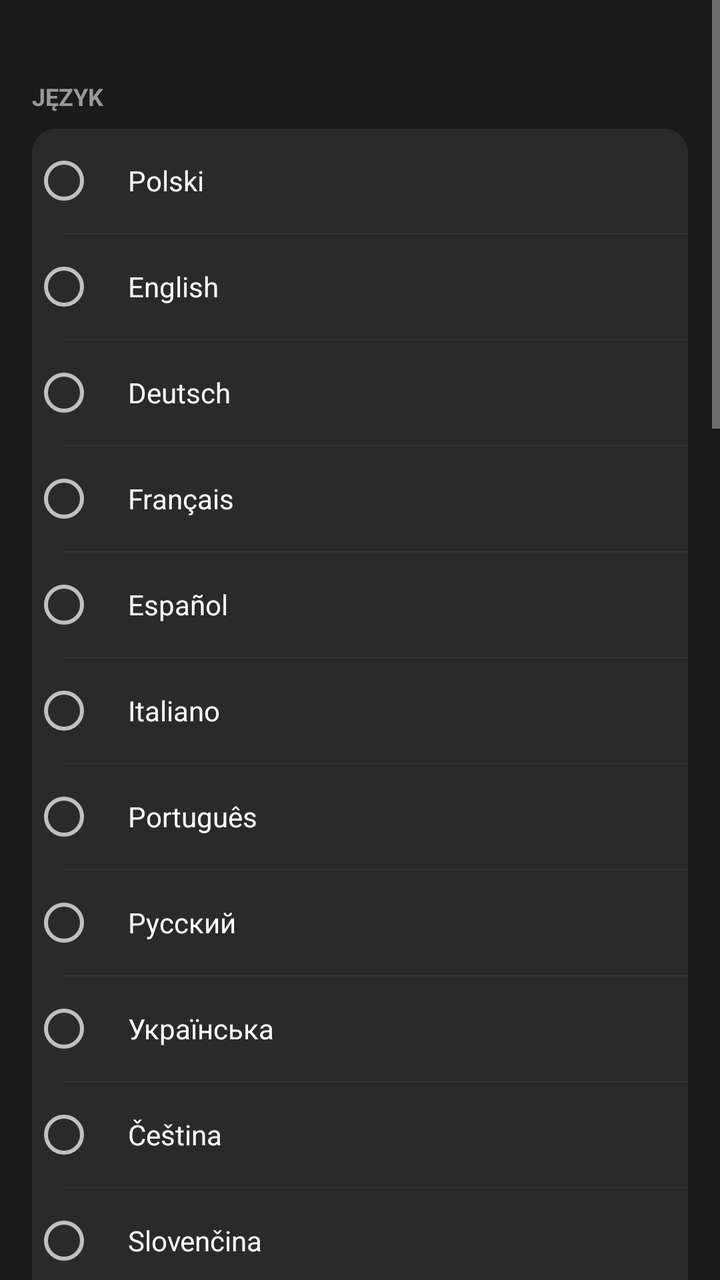
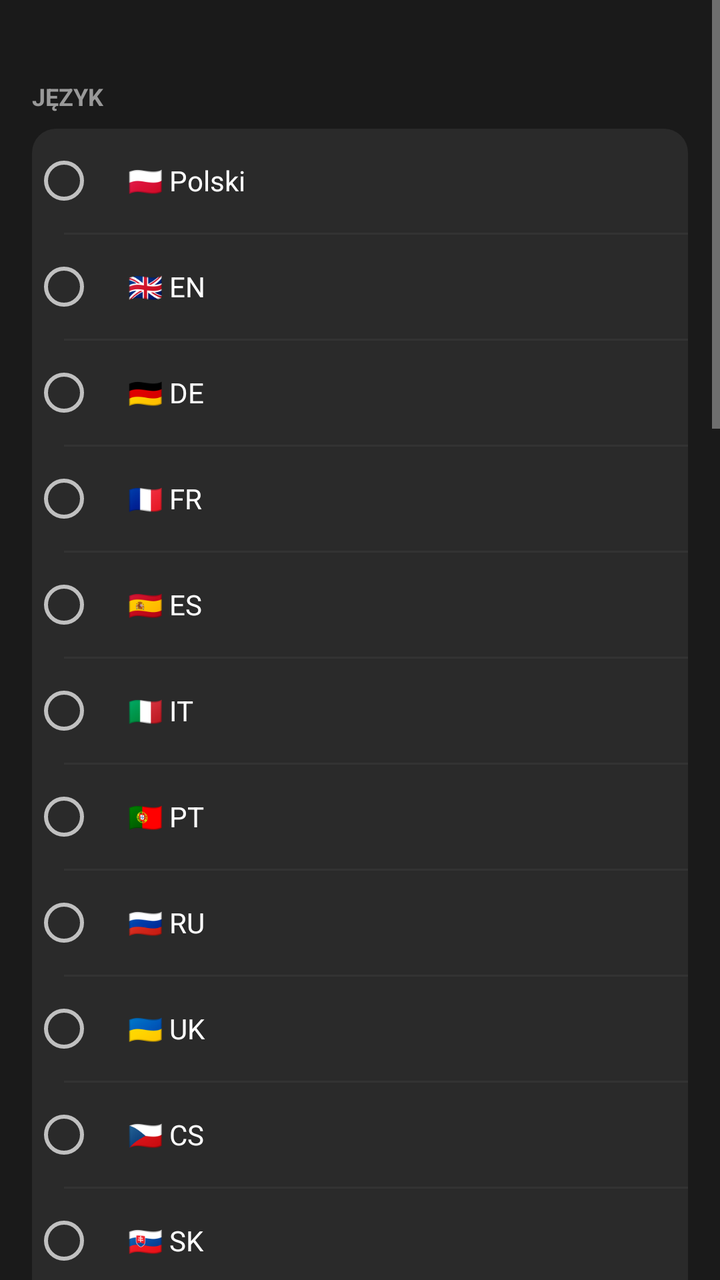

An Android layout rendered at two revisions. The XML below is the earlier revision; the diff shows what the commit changed to produce the second picture.
<!-- AndroidManifest.xml: application theme Theme.MarkaLista -->
<!-- res/layout/activity_settings.xml -->
<?xml version="1.0" encoding="utf-8"?>
<ScrollView xmlns:android="http://schemas.android.com/apk/res/android"
    android:layout_width="match_parent"
    android:layout_height="match_parent"
    android:background="#1a1a1a">

    <LinearLayout
        android:layout_width="match_parent"
        android:layout_height="wrap_content"
        android:orientation="vertical"
        android:paddingTop="16dp"
        android:paddingBottom="32dp">

        
        <TextView
            android:layout_width="match_parent"
            android:layout_height="wrap_content"
            android:text="JĘZYK"
            android:textColor="#999999"
            android:textSize="12sp"
            android:textStyle="bold"
            android:paddingLeft="16dp"
            android:paddingRight="16dp"
            android:paddingTop="24dp"
            android:paddingBottom="8dp" />

        <LinearLayout
            android:layout_width="match_parent"
            android:layout_height="wrap_content"
            android:layout_marginLeft="16dp"
            android:layout_marginRight="16dp"
            android:orientation="vertical"
            android:background="@drawable/card_background">

            <RadioGroup
                android:id="@+id/languageGroup"
                android:layout_width="match_parent"
                android:layout_height="wrap_content"
                android:orientation="vertical">

                <RadioButton
                    android:id="@+id/langPolish"
                    android:layout_width="match_parent"
                    android:layout_height="52dp"
                    android:text="Polski"
                    android:textColor="#FFFFFF"
                    android:gravity="center_vertical"
                    android:paddingLeft="16dp"
                    android:paddingRight="16dp" />

                <View
                    android:layout_width="match_parent"
                    android:layout_height="1dp"
                    android:layout_marginLeft="16dp"
                    android:background="#333333" />

                <RadioButton
                    android:id="@+id/langEnglish"
                    android:layout_width="match_parent"
                    android:layout_height="52dp"
                    android:text="English"
                    android:textColor="#FFFFFF"
                    android:gravity="center_vertical"
                    android:paddingLeft="16dp"
                    android:paddingRight="16dp" />

                <View
                    android:layout_width="match_parent"
                    android:layout_height="1dp"
                    android:layout_marginLeft="16dp"
                    android:background="#333333" />

                <RadioButton
                    android:id="@+id/langGerman"
                    android:layout_width="match_parent"
                    android:layout_height="52dp"
                    android:text="Deutsch"
                    android:textColor="#FFFFFF"
                    android:gravity="center_vertical"
                    android:paddingLeft="16dp"
                    android:paddingRight="16dp" />

                <View
                    android:layout_width="match_parent"
                    android:layout_height="1dp"
                    android:layout_marginLeft="16dp"
                    android:background="#333333" />

                <RadioButton
                    android:id="@+id/langFrench"
                    android:layout_width="match_parent"
                    android:layout_height="52dp"
                    android:text="Français"
                    android:textColor="#FFFFFF"
                    android:gravity="center_vertical"
                    android:paddingLeft="16dp"
                    android:paddingRight="16dp" />

                <View
                    android:layout_width="match_parent"
                    android:layout_height="1dp"
                    android:layout_marginLeft="16dp"
                    android:background="#333333" />

                <RadioButton
                    android:id="@+id/langSpanish"
                    android:layout_width="match_parent"
                    android:layout_height="52dp"
                    android:text="Español"
                    android:textColor="#FFFFFF"
                    android:gravity="center_vertical"
                    android:paddingLeft="16dp"
                    android:paddingRight="16dp" />

                <View
                    android:layout_width="match_parent"
                    android:layout_height="1dp"
                    android:layout_marginLeft="16dp"
                    android:background="#333333" />

                <RadioButton
                    android:id="@+id/langItalian"
                    android:layout_width="match_parent"
                    android:layout_height="52dp"
                    android:text="Italiano"
                    android:textColor="#FFFFFF"
                    android:gravity="center_vertical"
                    android:paddingLeft="16dp"
                    android:paddingRight="16dp" />

                <View
                    android:layout_width="match_parent"
                    android:layout_height="1dp"
                    android:layout_marginLeft="16dp"
                    android:background="#333333" />

                <RadioButton
                    android:id="@+id/langPortuguese"
                    android:layout_width="match_parent"
                    android:layout_height="52dp"
                    android:text="Português"
                    android:textColor="#FFFFFF"
                    android:gravity="center_vertical"
                    android:paddingLeft="16dp"
                    android:paddingRight="16dp" />

                <View
                    android:layout_width="match_parent"
                    android:layout_height="1dp"
                    android:layout_marginLeft="16dp"
                    android:background="#333333" />

                <RadioButton
                    android:id="@+id/langRussian"
                    android:layout_width="match_parent"
                    android:layout_height="52dp"
                    android:text="Русский"
                    android:textColor="#FFFFFF"
                    android:gravity="center_vertical"
                    android:paddingLeft="16dp"
                    android:paddingRight="16dp" />

                <View
                    android:layout_width="match_parent"
                    android:layout_height="1dp"
                    android:layout_marginLeft="16dp"
                    android:background="#333333" />

                <RadioButton
                    android:id="@+id/langUkrainian"
                    android:layout_width="match_parent"
                    android:layout_height="52dp"
                    android:text="Українська"
                    android:textColor="#FFFFFF"
                    android:gravity="center_vertical"
                    android:paddingLeft="16dp"
                    android:paddingRight="16dp" />

                <View
                    android:layout_width="match_parent"
                    android:layout_height="1dp"
                    android:layout_marginLeft="16dp"
                    android:background="#333333" />

                <RadioButton
                    android:id="@+id/langCzech"
                    android:layout_width="match_parent"
                    android:layout_height="52dp"
                    android:text="Čeština"
                    android:textColor="#FFFFFF"
                    android:gravity="center_vertical"
                    android:paddingLeft="16dp"
                    android:paddingRight="16dp" />

                <View
                    android:layout_width="match_parent"
                    android:layout_height="1dp"
                    android:layout_marginLeft="16dp"
                    android:background="#333333" />

                <RadioButton
                    android:id="@+id/langSlovak"
                    android:layout_width="match_parent"
                    android:layout_height="52dp"
                    android:text="Slovenčina"
                    android:textColor="#FFFFFF"
                    android:gravity="center_vertical"
                    android:paddingLeft="16dp"
                    android:paddingRight="16dp" />

                <View
                    android:layout_width="match_parent"
                    android:layout_height="1dp"
                    android:layout_marginLeft="16dp"
                    android:background="#333333" />

                <RadioButton
                    android:id="@+id/langHungarian"
                    android:layout_width="match_parent"
                    android:layout_height="52dp"
                    android:text="Magyar"
                    android:textColor="#FFFFFF"
                    android:gravity="center_vertical"
                    android:paddingLeft="16dp"
                    android:paddingRight="16dp" />

                <View
                    android:layout_width="match_parent"
                    android:layout_height="1dp"
                    android:layout_marginLeft="16dp"
                    android:background="#333333" />

                <RadioButton
                    android:id="@+id/langRomanian"
                    android:layout_width="match_parent"
                    android:layout_height="52dp"
                    android:text="Română"
                    android:textColor="#FFFFFF"
                    android:gravity="center_vertical"
                    android:paddingLeft="16dp"
                    android:paddingRight="16dp" />

                <View
                    android:layout_width="match_parent"
                    android:layout_height="1dp"
                    android:layout_marginLeft="16dp"
                    android:background="#333333" />

                <RadioButton
                    android:id="@+id/langTurkish"
                    android:layout_width="match_parent"
                    android:layout_height="52dp"
                    android:text="Türkçe"
                    android:textColor="#FFFFFF"
                    android:gravity="center_vertical"
                    android:paddingLeft="16dp"
                    android:paddingRight="16dp" />

                <View
                    android:layout_width="match_parent"
                    android:layout_height="1dp"
                    android:layout_marginLeft="16dp"
                    android:background="#333333" />

                <RadioButton
                    android:id="@+id/langGreek"
                    android:layout_width="match_parent"
                    android:layout_height="52dp"
                    android:text="Ελληνικά"
                    android:textColor="#FFFFFF"
                    android:gravity="center_vertical"
                    android:paddingLeft="16dp"
                    android:paddingRight="16dp" />

                <View
                    android:layout_width="match_parent"
                    android:layout_height="1dp"
                    android:layout_marginLeft="16dp"
                    android:background="#333333" />

                <RadioButton
                    android:id="@+id/langJapanese"
                    android:layout_width="match_parent"
                    android:layout_height="52dp"
                    android:text="日本語"
                    android:textColor="#FFFFFF"
                    android:gravity="center_vertical"
                    android:paddingLeft="16dp"
                    android:paddingRight="16dp" />
            </RadioGroup>
        </LinearLayout>

        
        <TextView
            android:layout_width="match_parent"
            android:layout_height="wrap_content"
            android:text="MOTYW"
            android:textColor="#999999"
            android:textSize="12sp"
            android:textStyle="bold"
            android:paddingLeft="16dp"
            android:paddingRight="16dp"
            android:paddingTop="24dp"
            android:paddingBottom="8dp" />

        <LinearLayout
            android:layout_width="match_parent"
            android:layout_height="wrap_content"
            android:layout_marginLeft="16dp"
            android:layout_marginRight="16dp"
            android:orientation="vertical"
            android:background="@drawable/card_background">

            <RadioGroup
                android:id="@+id/themeGroup"
                android:layout_width="match_parent"
                android:layout_height="wrap_content"
                android:orientation="vertical">

                <RadioButton
                    android:id="@+id/themeLight"
                    android:layout_width="match_parent"
                    android:layout_height="52dp"
                    android:text="Jasny"
                    android:textColor="#FFFFFF"
                    android:gravity="center_vertical"
                    android:paddingLeft="16dp"
                    android:paddingRight="16dp" />

                <View
                    android:layout_width="match_parent"
                    android:layout_height="1dp"
                    android:layout_marginLeft="16dp"
                    android:background="#333333" />

                <RadioButton
                    android:id="@+id/themeDark"
                    android:layout_width="match_parent"
                    android:layout_height="52dp"
                    android:text="Ciemny"
                    android:textColor="#FFFFFF"
                    android:gravity="center_vertical"
                    android:paddingLeft="16dp"
                    android:paddingRight="16dp" />

                <View
                    android:layout_width="match_parent"
                    android:layout_height="1dp"
                    android:layout_marginLeft="16dp"
                    android:background="#333333" />

                <RadioButton
                    android:id="@+id/themeSystem"
                    android:layout_width="match_parent"
                    android:layout_height="52dp"
                    android:text="Systemowy"
                    android:textColor="#FFFFFF"
                    android:gravity="center_vertical"
                    android:paddingLeft="16dp"
                    android:paddingRight="16dp" />
            </RadioGroup>
        </LinearLayout>

        <TextView
            android:layout_width="match_parent"
            android:layout_height="wrap_content"
            android:text="Domyślnie ustawiony motyw systemowy"
            android:textColor="#999999"
            android:textSize="13sp"
            android:paddingLeft="16dp"
            android:paddingRight="16dp"
            android:paddingTop="8dp"
            android:layout_marginBottom="4dp" />

        
        <TextView
            android:layout_width="match_parent"
            android:layout_height="wrap_content"
            android:text="ROZMIAR TEKSTU"
            android:textColor="#999999"
            android:textSize="12sp"
            android:textStyle="bold"
            android:paddingLeft="16dp"
            android:paddingRight="16dp"
            android:paddingTop="24dp"
            android:paddingBottom="8dp" />

        <LinearLayout
            android:layout_width="match_parent"
            android:layout_height="wrap_content"
            android:layout_marginLeft="16dp"
            android:layout_marginRight="16dp"
            android:orientation="vertical"
            android:background="@drawable/card_background">

            <RadioGroup
                android:id="@+id/textSizeGroup"
                android:layout_width="match_parent"
                android:layout_height="wrap_content"
                android:orientation="vertical">

                <RadioButton
                    android:id="@+id/textSmall"
                    android:layout_width="match_parent"
                    android:layout_height="52dp"
                    android:text="Mały"
                    android:textColor="#FFFFFF"
                    android:gravity="center_vertical"
                    android:paddingLeft="16dp"
                    android:paddingRight="16dp" />

                <View
                    android:layout_width="match_parent"
                    android:layout_height="1dp"
                    android:layout_marginLeft="16dp"
                    android:background="#333333" />

                <RadioButton
                    android:id="@+id/textNormal"
                    android:layout_width="match_parent"
                    android:layout_height="52dp"
                    android:text="Normalny"
                    android:textColor="#FFFFFF"
                    android:gravity="center_vertical"
                    android:paddingLeft="16dp"
                    android:paddingRight="16dp" />

                <View
                    android:layout_width="match_parent"
                    android:layout_height="1dp"
                    android:layout_marginLeft="16dp"
                    android:background="#333333" />

                <RadioButton
                    android:id="@+id/textLarge"
                    android:layout_width="match_parent"
                    android:layout_height="52dp"
                    android:text="Duży"
                    android:textColor="#FFFFFF"
                    android:gravity="center_vertical"
                    android:paddingLeft="16dp"
                    android:paddingRight="16dp" />
            </RadioGroup>
        </LinearLayout>

        
        <TextView
            android:layout_width="match_parent"
            android:layout_height="wrap_content"
            android:text="TŁO"
            android:textColor="#999999"
            android:textSize="12sp"
            android:textStyle="bold"
            android:paddingLeft="16dp"
            android:paddingRight="16dp"
            android:paddingTop="24dp"
            android:paddingBottom="8dp" />

        <LinearLayout
            android:layout_width="match_parent"
            android:layout_height="wrap_content"
            android:layout_marginLeft="16dp"
            android:layout_marginRight="16dp"
            android:orientation="vertical"
            android:background="@drawable/card_background"
            android:padding="16dp">

            <LinearLayout
                android:layout_width="match_parent"
                android:layout_height="52dp"
                android:orientation="horizontal"
                android:gravity="center_vertical">

                <TextView
                    android:layout_width="0dp"
                    android:layout_height="wrap_content"
                    android:layout_weight="1"
                    android:text="Tapeta"
                    android:textColor="#FFFFFF"
                    android:textSize="16sp" />

                <Switch
                    android:id="@+id/wallpaperSwitch"
                    android:layout_width="wrap_content"
                    android:layout_height="wrap_content" />
            </LinearLayout>
        </LinearLayout>

        
        <TextView
            android:layout_width="match_parent"
            android:layout_height="wrap_content"
            android:text="LISTA"
            android:textColor="#999999"
            android:textSize="12sp"
            android:textStyle="bold"
            android:paddingLeft="16dp"
            android:paddingRight="16dp"
            android:paddingTop="24dp"
            android:paddingBottom="8dp" />

        <LinearLayout
            android:layout_width="match_parent"
            android:layout_height="wrap_content"
            android:layout_marginLeft="16dp"
            android:layout_marginRight="16dp"
            android:orientation="vertical"
            android:background="@drawable/card_background">

            <LinearLayout
                android:layout_width="match_parent"
                android:layout_height="52dp"
                android:orientation="horizontal"
                android:gravity="center_vertical"
                android:paddingLeft="16dp"
                android:paddingRight="16dp">

                <TextView
                    android:layout_width="0dp"
                    android:layout_height="wrap_content"
                    android:layout_weight="1"
                    android:text="Potwierdź czyszczenie"
                    android:textColor="#FFFFFF"
                    android:textSize="16sp" />

                <Switch
                    android:id="@+id/confirmClearSwitch"
                    android:layout_width="wrap_content"
                    android:layout_height="wrap_content" />
            </LinearLayout>

            <View
                android:layout_width="match_parent"
                android:layout_height="1dp"
                android:layout_marginLeft="16dp"
                android:background="#333333" />

            <LinearLayout
                android:layout_width="match_parent"
                android:layout_height="52dp"
                android:orientation="horizontal"
                android:gravity="center_vertical"
                android:paddingLeft="16dp"
                android:paddingRight="16dp">

                <TextView
                    android:layout_width="0dp"
                    android:layout_height="wrap_content"
                    android:layout_weight="1"
                    android:text="Potwierdź usuwanie"
                    android:textColor="#FFFFFF"
                    android:textSize="16sp" />

                <Switch
                    android:id="@+id/confirmDeleteSwitch"
                    android:layout_width="wrap_content"
                    android:layout_height="wrap_content" />
            </LinearLayout>

            <View
                android:layout_width="match_parent"
                android:layout_height="1dp"
                android:layout_marginLeft="16dp"
                android:background="#333333" />

            <LinearLayout
                android:layout_width="match_parent"
                android:layout_height="52dp"
                android:orientation="horizontal"
                android:gravity="center_vertical"
                android:paddingLeft="16dp"
                android:paddingRight="16dp">

                <TextView
                    android:layout_width="0dp"
                    android:layout_height="wrap_content"
                    android:layout_weight="1"
                    android:text="Włącz ekran"
                    android:textColor="#FFFFFF"
                    android:textSize="16sp" />

                <Switch
                    android:id="@+id/keepScreenOnSwitch"
                    android:layout_width="wrap_content"
                    android:layout_height="wrap_content" />
            </LinearLayout>
        </LinearLayout>

        
        <TextView
            android:layout_width="match_parent"
            android:layout_height="wrap_content"
            android:text="O APLIKACJI"
            android:textColor="#999999"
            android:textSize="12sp"
            android:textStyle="bold"
            android:paddingLeft="16dp"
            android:paddingRight="16dp"
            android:paddingTop="24dp"
            android:paddingBottom="8dp" />

        <LinearLayout
            android:layout_width="match_parent"
            android:layout_height="wrap_content"
            android:layout_marginLeft="16dp"
            android:layout_marginRight="16dp"
            android:orientation="vertical"
            android:background="@drawable/card_background"
            android:padding="16dp">

            <LinearLayout
                android:layout_width="match_parent"
                android:layout_height="wrap_content"
                android:orientation="vertical"
                android:gravity="center_horizontal">

                <TextView
                    android:layout_width="wrap_content"
                    android:layout_height="wrap_content"
                    android:text="MarkaLista"
                    android:textColor="#FFFFFF"
                    android:textSize="22sp"
                    android:textStyle="bold"
                    android:layout_marginBottom="4dp" />

                <TextView
                    android:layout_width="wrap_content"
                    android:layout_height="wrap_content"
                    android:text="Shopping List"
                    android:textColor="#999999"
                    android:textSize="14sp" />
            </LinearLayout>

            <View
                android:layout_width="match_parent"
                android:layout_height="1dp"
                android:layout_marginTop="16dp"
                android:layout_marginBottom="16dp"
                android:background="#333333" />

            <LinearLayout
                android:layout_width="match_parent"
                android:layout_height="wrap_content"
                android:orientation="horizontal">

                <TextView
                    android:layout_width="0dp"
                    android:layout_height="wrap_content"
                    android:layout_weight="1"
                    android:text="Wersja"
                    android:textColor="#FFFFFF"
                    android:textSize="16sp" />

                <TextView
                    android:layout_width="wrap_content"
                    android:layout_height="wrap_content"
                    android:text="0.1-beta"
                    android:textColor="#999999"
                    android:textSize="16sp" />
            </LinearLayout>
        </LinearLayout>

    </LinearLayout>
</ScrollView>
<!-- resources referenced by this layout -->
<resources>
  <!-- drawable card_background (drawable) -->
  <?xml version="1.0" encoding="utf-8"?>
  <shape xmlns:android="http://schemas.android.com/apk/res/android"
      android:shape="rectangle">
      <solid android:color="#2a2a2a" />
      <corners android:radius="12dp" />
  </shape>
  <style name="Theme.MarkaLista" parent="Theme.AppCompat.NoActionBar">
          <item name="colorPrimary">@color/black</item>
          <item name="colorPrimaryDark">@color/black</item>
          <item name="colorAccent">@color/red</item>
      </style>
  <color name="black">#1a1a1a</color>
  <color name="red">#FF0000</color>
</resources>

<!-- the commit's change to res/layout/activity_settings.xml (unified diff, before → after) -->
@@ -42,7 +42,7 @@
                     android:id="@+id/langPolish"
                     android:layout_width="match_parent"
                     android:layout_height="52dp"
-                    android:text="Polski"
+                    android:text="🇵🇱 Polski"
                     android:textColor="#FFFFFF"
                     android:gravity="center_vertical"
                     android:paddingLeft="16dp"
@@ -58,7 +58,7 @@
                     android:id="@+id/langEnglish"
                     android:layout_width="match_parent"
                     android:layout_height="52dp"
-                    android:text="English"
+                    android:text="🇬🇧 EN"
                     android:textColor="#FFFFFF"
                     android:gravity="center_vertical"
                     android:paddingLeft="16dp"
@@ -74,7 +74,7 @@
                     android:id="@+id/langGerman"
                     android:layout_width="match_parent"
                     android:layout_height="52dp"
-                    android:text="Deutsch"
+                    android:text="🇩🇪 DE"
                     android:textColor="#FFFFFF"
                     android:gravity="center_vertical"
                     android:paddingLeft="16dp"
@@ -90,7 +90,7 @@
                     android:id="@+id/langFrench"
                     android:layout_width="match_parent"
                     android:layout_height="52dp"
-                    android:text="Français"
+                    android:text="🇫🇷 FR"
                     android:textColor="#FFFFFF"
                     android:gravity="center_vertical"
                     android:paddingLeft="16dp"
@@ -106,7 +106,7 @@
                     android:id="@+id/langSpanish"
                     android:layout_width="match_parent"
                     android:layout_height="52dp"
-                    android:text="Español"
+                    android:text="🇪🇸 ES"
                     android:textColor="#FFFFFF"
                     android:gravity="center_vertical"
                     android:paddingLeft="16dp"
@@ -122,7 +122,7 @@
                     android:id="@+id/langItalian"
                     android:layout_width="match_parent"
                     android:layout_height="52dp"
-                    android:text="Italiano"
+                    android:text="🇮🇹 IT"
                     android:textColor="#FFFFFF"
                     android:gravity="center_vertical"
                     android:paddingLeft="16dp"
@@ -138,7 +138,7 @@
                     android:id="@+id/langPortuguese"
                     android:layout_width="match_parent"
                     android:layout_height="52dp"
-                    android:text="Português"
+                    android:text="🇵🇹 PT"
                     android:textColor="#FFFFFF"
                     android:gravity="center_vertical"
                     android:paddingLeft="16dp"
@@ -154,7 +154,7 @@
                     android:id="@+id/langRussian"
                     android:layout_width="match_parent"
                     android:layout_height="52dp"
-                    android:text="Русский"
+                    android:text="🇷🇺 RU"
                     android:textColor="#FFFFFF"
                     android:gravity="center_vertical"
                     android:paddingLeft="16dp"
@@ -170,7 +170,7 @@
                     android:id="@+id/langUkrainian"
                     android:layout_width="match_parent"
                     android:layout_height="52dp"
-                    android:text="Українська"
+                    android:text="🇺🇦 UK"
                     android:textColor="#FFFFFF"
                     android:gravity="center_vertical"
                     android:paddingLeft="16dp"
@@ -186,7 +186,7 @@
                     android:id="@+id/langCzech"
                     android:layout_width="match_parent"
                     android:layout_height="52dp"
-                    android:text="Čeština"
+                    android:text="🇨🇿 CS"
                     android:textColor="#FFFFFF"
                     android:gravity="center_vertical"
                     android:paddingLeft="16dp"
@@ -202,7 +202,7 @@
                     android:id="@+id/langSlovak"
                     android:layout_width="match_parent"
                     android:layout_height="52dp"
-                    android:text="Slovenčina"
+                    android:text="🇸🇰 SK"
                     android:textColor="#FFFFFF"
                     android:gravity="center_vertical"
                     android:paddingLeft="16dp"
@@ -218,7 +218,7 @@
                     android:id="@+id/langHungarian"
                     android:layout_width="match_parent"
                     android:layout_height="52dp"
-                    android:text="Magyar"
+                    android:text="🇭🇺 HU"
                     android:textColor="#FFFFFF"
                     android:gravity="center_vertical"
                     android:paddingLeft="16dp"
@@ -234,7 +234,7 @@
                     android:id="@+id/langRomanian"
                     android:layout_width="match_parent"
                     android:layout_height="52dp"
-                    android:text="Română"
+                    android:text="🇷🇴 RO"
                     android:textColor="#FFFFFF"
                     android:gravity="center_vertical"
                     android:paddingLeft="16dp"
@@ -250,7 +250,7 @@
                     android:id="@+id/langTurkish"
                     android:layout_width="match_parent"
                     android:layout_height="52dp"
-                    android:text="Türkçe"
+                    android:text="🇹🇷 TR"
                     android:textColor="#FFFFFF"
                     android:gravity="center_vertical"
                     android:paddingLeft="16dp"
@@ -266,7 +266,7 @@
                     android:id="@+id/langGreek"
                     android:layout_width="match_parent"
                     android:layout_height="52dp"
-                    android:text="Ελληνικά"
+                    android:text="🇬🇷 EL"
                     android:textColor="#FFFFFF"
                     android:gravity="center_vertical"
                     android:paddingLeft="16dp"
@@ -282,7 +282,7 @@
                     android:id="@+id/langJapanese"
                     android:layout_width="match_parent"
                     android:layout_height="52dp"
-                    android:text="日本語"
+                    android:text="🇯🇵 JA"
                     android:textColor="#FFFFFF"
                     android:gravity="center_vertical"
                     android:paddingLeft="16dp"
